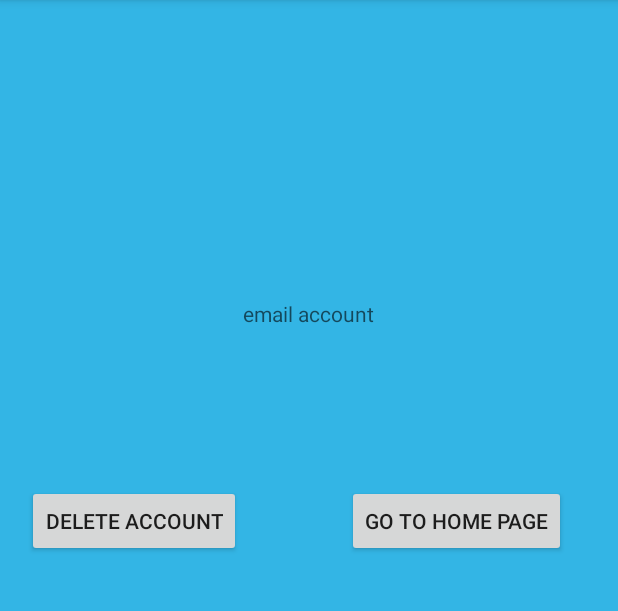
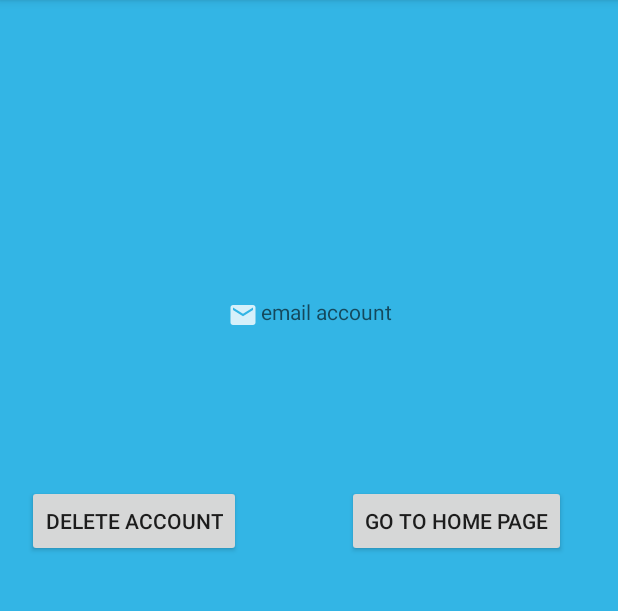
Before and after one commit to GabrielLupuG/YouCareFypApp, an Android app: the DeleteAccount screen opened directly, with no data from a screen before it, on a phone screen of 412 x 824 dp, the part 84-695 px from its top. Run offline under Robolectric (Android 15) with nearby library versions, the light colour scheme and no system bars; our stand-ins replace Firebase (no records; nobody signed in at launch, a user with empty details on screens opened directly).

Commit message:
6 Nov Update

```diff
--- a/app/build.gradle
+++ b/app/build.gradle
@@ -32,6 +32,7 @@ dependencies {
     implementation 'com.google.firebase:firebase-auth:19.1.0'
     implementation 'com.google.firebase:firebase-database:19.2.0'
     implementation 'com.google.firebase:firebase-firestore:17.1.2'
+    implementation 'com.google.firebase:firebase-messaging:17.3.4'
     testImplementation 'junit:junit:4.12'
     androidTestImplementation 'androidx.test.ext:junit:1.1.1'
     androidTestImplementation 'androidx.test.espresso:espresso-core:3.2.0'
--- a/app/src/main/java/com/example/youcarefypapp/DeleteAccount.java
+++ b/app/src/main/java/com/example/youcarefypapp/DeleteAccount.java
@@ -35,7 +35,7 @@ public class DeleteAccount extends AppCompatActivity {
         firebaseUser = firebaseAuth.getCurrentUser();
         userEm.setText(firebaseUser.getEmail());
 
-
+        //click to go on home activity page
         home.setOnClickListener(new View.OnClickListener() {
             @Override
             public void onClick(View v) {
@@ -45,6 +45,7 @@ public class DeleteAccount extends AppCompatActivity {
         });
 
 
+        //delete account from firebase with dialog alert button before delete account
         delet.setOnClickListener(new View.OnClickListener() {
             @Override
             public void onClick(View v) {
--- a/app/src/main/java/com/example/youcarefypapp/HomeActivity.java
+++ b/app/src/main/java/com/example/youcarefypapp/HomeActivity.java
@@ -63,7 +63,7 @@ public class HomeActivity extends AppCompatActivity {
         receiver_msg.setText(str);
 
 
-//logout button which is opening home activity page
+        //logout button which is opening home activity page
         btnLogout.setOnClickListener(new View.OnClickListener() {
             @Override
             public void onClick(View v) {
--- a/app/src/main/java/com/example/youcarefypapp/MainActivity.java
+++ b/app/src/main/java/com/example/youcarefypapp/MainActivity.java
@@ -37,6 +37,7 @@ public class MainActivity extends AppCompatActivity {
         progressBar = findViewById(R.id.progressBar);
 
 
+        //register button and check if each field is with value or not
         btnRegister.setOnClickListener(new View.OnClickListener() {
             @Override
             //on click to verify if email and password are added
@@ -60,7 +61,7 @@ public class MainActivity extends AppCompatActivity {
                 }
                 else  if(!(email.isEmpty() && pwd.isEmpty())){
 
-                //creating the username and email
+                //creating the username and email in firebase authentification
                     FirebaseAuth.createUserWithEmailAndPassword(email, pwd)
                             .addOnCompleteListener(MainActivity.this, new OnCompleteListener<AuthResult>() {
                         @Override
--- a/app/src/main/res/layout/activity_delete_account.xml
+++ b/app/src/main/res/layout/activity_delete_account.xml
@@ -12,6 +12,7 @@
         android:layout_width="wrap_content"
         android:layout_height="wrap_content"
         android:hint="email account"
+        android:drawableLeft="@drawable/ic_action_email"
         app:layout_constraintBottom_toBottomOf="parent"
         app:layout_constraintEnd_toEndOf="parent"
         app:layout_constraintHorizontal_bias="0.498"
--- a/app/src/main/res/layout/activity_forgot_password.xml
+++ b/app/src/main/res/layout/activity_forgot_password.xml
@@ -13,6 +13,7 @@
         android:layout_height="wrap_content"
         android:ems="10"
         android:hint="Email"
+        android:drawableLeft="@drawable/ic_action_email"
         android:inputType="textEmailAddress"
         app:layout_constraintBottom_toBottomOf="parent"
         app:layout_constraintEnd_toEndOf="parent"
--- a/build.gradle
+++ b/build.gradle
@@ -7,7 +7,7 @@ buildscript {
 
     }
     dependencies {
-        classpath 'com.android.tools.build:gradle:3.5.1'
+        classpath 'com.android.tools.build:gradle:3.5.2'
         classpath 'com.google.gms:google-services:4.2.0'
         classpath 'com.google.gms:google-services:4.3.2'
 
```
